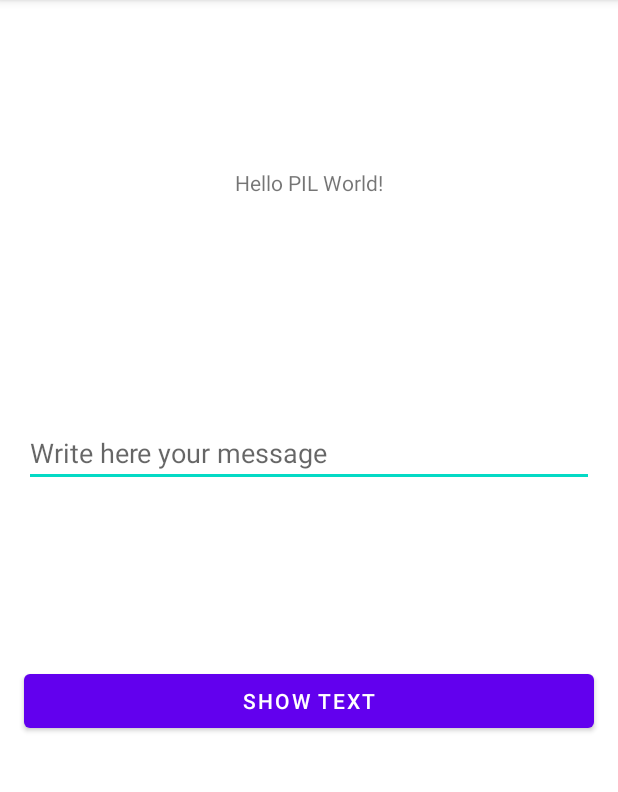
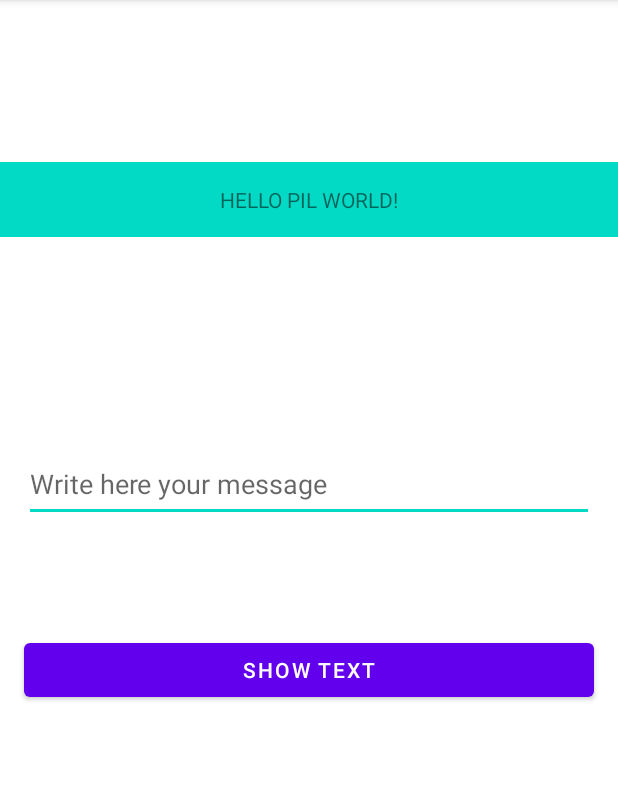
Before and after one commit to PazMC/TP2HelloWorld, an Android app: the screen it shows after launch (MainActivity), on a phone screen of 412 x 824 dp, the part 84-876 px from its top. Run offline under Robolectric (Android 15) with nearby library versions, the phone set to English and light mode, and no system bars.

Commit message:
activity_main.xml code

```diff
--- a/Android Studio 2023/TP2HelloWorld/app/src/main/res/layout/activity_main.xml
+++ b/Android Studio 2023/TP2HelloWorld/app/src/main/res/layout/activity_main.xml
@@ -8,9 +8,12 @@
 
     <TextView
         android:id="@+id/textViewLogo"
-        android:layout_width="wrap_content"
-        android:layout_height="wrap_content"
-        android:text="Hello PIL World!"
+        android:layout_width="0dp"
+        android:layout_height="50dp"
+        android:text="HELLO PIL WORLD!"
+        android:textAlignment="center"
+        android:paddingVertical="15dp"
+        android:background="@color/teal_200"
         app:layout_constraintHorizontal_bias="0.5"
         app:layout_constraintVertical_bias="0.15"
         app:layout_constraintBottom_toBottomOf="parent"
@@ -23,7 +26,7 @@
         android:layout_width="0dp"
         android:layout_marginStart="16dp"
         android:layout_marginEnd="16dp"
-        android:layout_height="wrap_content"
+        android:layout_height="50dp"
         android:hint="Write here your message"
         app:layout_constraintVertical_bias="0.25"
         app:layout_constraintEnd_toEndOf="parent"
@@ -32,13 +35,13 @@
         app:layout_constraintBottom_toBottomOf="parent" />
 
     <Button
-        android:id="@+id/buttonShowText"
+        android:id="@+id/toastButton"
         android:layout_width="0dp"
         android:layout_marginStart="16dp"
         android:layout_marginEnd="16dp"
         android:layout_height="wrap_content"
         android:text="Show text"
-        app:layout_constraintVertical_bias="0.3"
+        app:layout_constraintVertical_bias="0.2"
         app:layout_constraintTop_toBottomOf="@+id/etUser"
         app:layout_constraintBottom_toBottomOf="parent"
         app:layout_constraintStart_toStartOf="parent"
```
